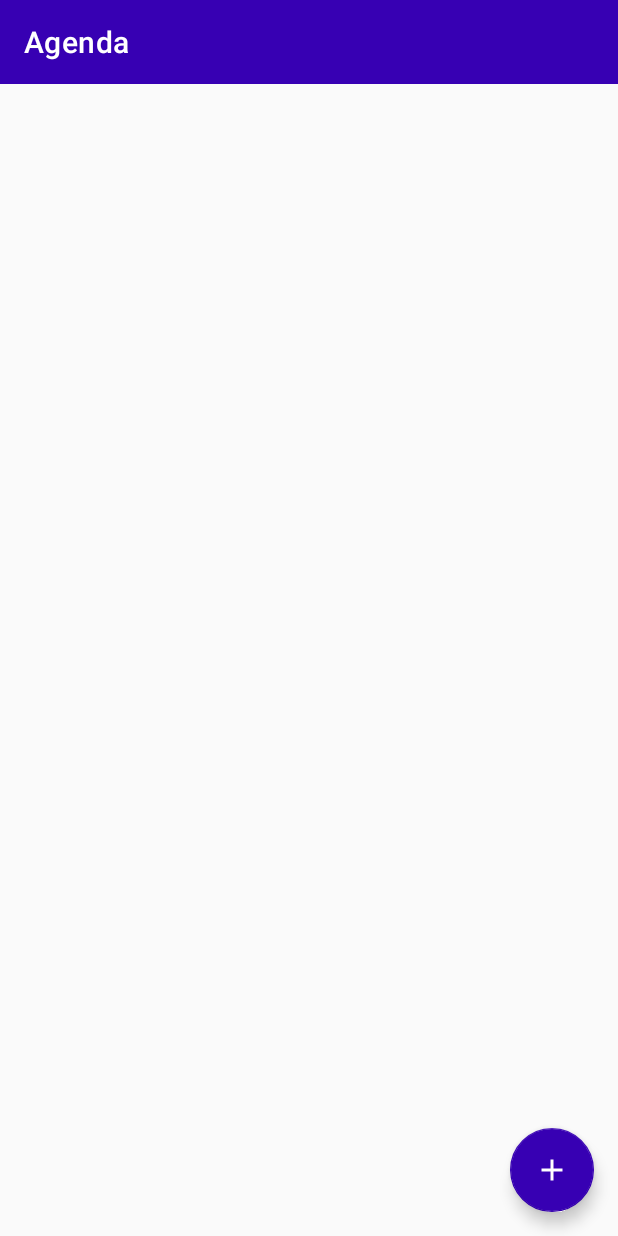
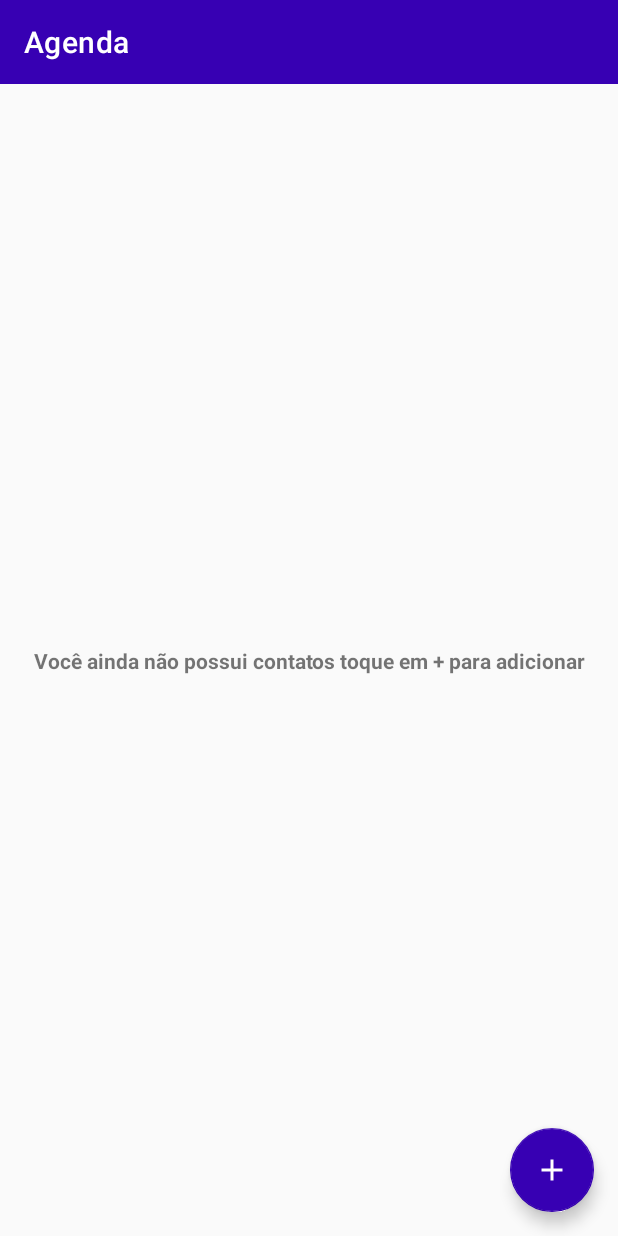
Before and after one commit to mariosntdnz/Agenda, an Android app: the screen it shows after launch (MainActivity), on a phone screen of 412 x 824 dp. Run offline under Robolectric (Android 15) with nearby library versions, the phone set to English and light mode, and no system bars; our stand-ins replace Room's generated code, data binding, navigation-ui.

Commit message:
Adicionando aviso de quando não tem cliente na agenda

```diff
--- a/app/src/main/java/com/example/agenda/ui/clientes/ClientesFragment.kt
+++ b/app/src/main/java/com/example/agenda/ui/clientes/ClientesFragment.kt
@@ -51,6 +51,10 @@ class ClientesFragment : Fragment(){
 
         viewLifecycleOwner.lifecycleScope.launch {
             viewModel.clientes.collect {
+
+                if(it.size > 0) binding.textViewSemConatos.visibility = View.GONE
+                if(it.size == 0) binding.textViewSemConatos.visibility = View.VISIBLE
+
                 adapter.submitList(it.sortedBy { it.nome })
             }
         }
--- a/app/src/main/res/layout/fragment_clientes.xml
+++ b/app/src/main/res/layout/fragment_clientes.xml
@@ -6,6 +6,20 @@
     <androidx.constraintlayout.widget.ConstraintLayout
         android:layout_width="match_parent"
         android:layout_height="match_parent">
+
+        <TextView
+            android:id="@+id/textViewSemConatos"
+            android:layout_width="0dp"
+            android:layout_height="wrap_content"
+            android:layout_marginStart="16dp"
+            android:layout_marginEnd="16dp"
+            android:gravity="center"
+            android:text="Você ainda não possui contatos toque em + para adicionar"
+            android:textStyle="bold"
+            app:layout_constraintBottom_toBottomOf="parent"
+            app:layout_constraintEnd_toEndOf="parent"
+            app:layout_constraintStart_toStartOf="parent"
+            app:layout_constraintTop_toTopOf="@+id/recyclerViewClientes" />
 
         <androidx.recyclerview.widget.RecyclerView
             android:id="@+id/recyclerViewClientes"
```
